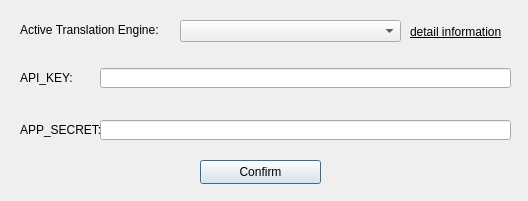
First picture: the form in src/engine.ui, repository anonymousException/renpy-translator, before the edit.
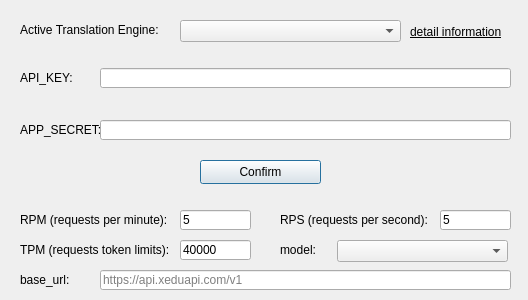
Second picture: the form after the edit.

Commit message:
<feature> support openai translation (token required)
update version to v1.5.0

Diff of the .ui file:
```diff
--- a/src/engine.ui
+++ b/src/engine.ui
@@ -7,7 +7,7 @@
     <x>0</x>
     <y>0</y>
     <width>528</width>
-    <height>201</height>
+    <height>300</height>
    </rect>
   </property>
   <property name="windowTitle">
@@ -116,6 +116,136 @@
     <string>detail information</string>
    </property>
   </widget>
+  <widget class="QLineEdit" name="rpmEdit">
+   <property name="geometry">
+    <rect>
+     <x>180</x>
+     <y>210</y>
+     <width>71</width>
+     <height>20</height>
+    </rect>
+   </property>
+   <property name="text">
+    <string>5</string>
+   </property>
+  </widget>
+  <widget class="QLabel" name="label_4">
+   <property name="geometry">
+    <rect>
+     <x>20</x>
+     <y>210</y>
+     <width>161</width>
+     <height>20</height>
+    </rect>
+   </property>
+   <property name="text">
+    <string>RPM (requests per minute):</string>
+   </property>
+  </widget>
+  <widget class="QLabel" name="label_5">
+   <property name="geometry">
+    <rect>
+     <x>280</x>
+     <y>210</y>
+     <width>161</width>
+     <height>20</height>
+    </rect>
+   </property>
+   <property name="text">
+    <string>RPS (requests per second):</string>
+   </property>
+  </widget>
+  <widget class="QLineEdit" name="rpsEdit">
+   <property name="geometry">
+    <rect>
+     <x>440</x>
+     <y>210</y>
+     <width>71</width>
+     <height>20</height>
+    </rect>
+   </property>
+   <property name="text">
+    <string>5</string>
+   </property>
+  </widget>
+  <widget class="QLabel" name="label_6">
+   <property name="geometry">
+    <rect>
+     <x>20</x>
+     <y>240</y>
+     <width>161</width>
+     <height>20</height>
+    </rect>
+   </property>
+   <property name="text">
+    <string>TPM (requests token limits):</string>
+   </property>
+  </widget>
+  <widget class="QLineEdit" name="tpmEdit">
+   <property name="geometry">
+    <rect>
+     <x>180</x>
+     <y>240</y>
+     <width>71</width>
+     <height>20</height>
+    </rect>
+   </property>
+   <property name="text">
+    <string>40000</string>
+   </property>
+  </widget>
+  <widget class="QComboBox" name="modelComboBox">
+   <property name="geometry">
+    <rect>
+     <x>337</x>
+     <y>240</y>
+     <width>171</width>
+     <height>22</height>
+    </rect>
+   </property>
+  </widget>
+  <widget class="QLabel" name="label_7">
+   <property name="geometry">
+    <rect>
+     <x>280</x>
+     <y>240</y>
+     <width>41</width>
+     <height>20</height>
+    </rect>
+   </property>
+   <property name="text">
+    <string>model:</string>
+   </property>
+  </widget>
+  <widget class="QLabel" name="label_8">
+   <property name="geometry">
+    <rect>
+     <x>20</x>
+     <y>270</y>
+     <width>61</width>
+     <height>20</height>
+    </rect>
+   </property>
+   <property name="text">
+    <string>base_url:</string>
+   </property>
+  </widget>
+  <widget class="QLineEdit" name="baseUrlEdit">
+   <property name="geometry">
+    <rect>
+     <x>100</x>
+     <y>270</y>
+     <width>411</width>
+     <height>20</height>
+    </rect>
+   </property>
+   <property name="text">
+    <string/>
+   </property>
+   <property name="placeholderText">
+    <string>https://api.xeduapi.com/v1</string>
+   </property>
+  </widget>
  </widget>
  <resources/>
  <connections/>
```
The commit also changes 12 other files.
